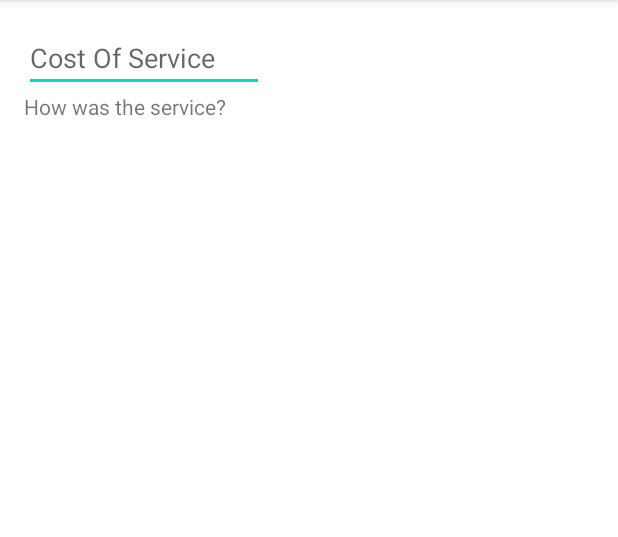
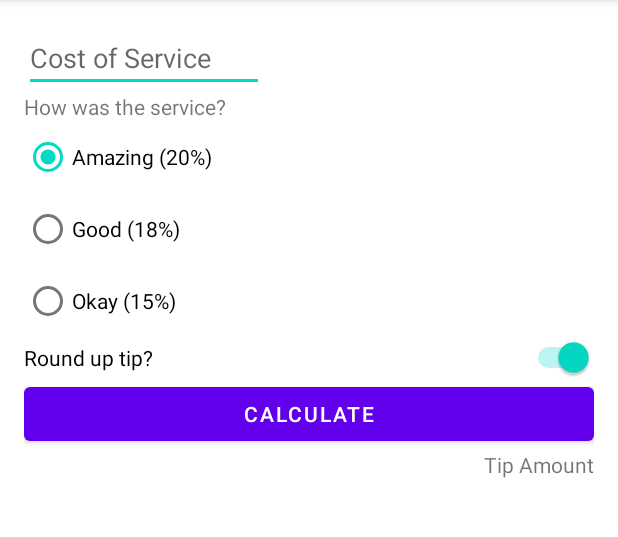
Before and after one commit to pallabez/Kotlin, an Android app: the screen it shows after launch (MainActivity), on a phone screen of 412 x 824 dp, the part 84-621 px from its top. Run offline under Robolectric (Android 15) with nearby library versions, the phone set to English and light mode, and no system bars.

Commit message:
add radio, button & switch

```diff
--- a/TipTime/app/build.gradle
+++ b/TipTime/app/build.gradle
@@ -29,6 +29,9 @@ android {
     kotlinOptions {
         jvmTarget = '1.8'
     }
+    buildFeatures {
+        viewBinding = true
+    }
 }
 
 dependencies {
--- a/TipTime/app/src/main/res/layout/activity_main.xml
+++ b/TipTime/app/src/main/res/layout/activity_main.xml
@@ -11,17 +11,71 @@
         android:id="@+id/cost_of_service"
         android:layout_width="160dp"
         android:layout_height="wrap_content"
-        app:layout_constraintTop_toTopOf="parent"
+        android:hint="@string/cost_of_service"
+        android:inputType="numberDecimal"
         app:layout_constraintStart_toStartOf="parent"
-        android:inputType="numberDecimal"
-        android:hint="Cost Of Service"/>
+        app:layout_constraintTop_toTopOf="parent" />
 
     <TextView
         android:id="@+id/service_question"
         android:layout_width="wrap_content"
         android:layout_height="wrap_content"
-        app:layout_constraintTop_toBottomOf="@+id/cost_of_service"
+        android:text="@string/how_was_the_service"
         app:layout_constraintStart_toStartOf="parent"
-        android:text="How was the service?" />
+        app:layout_constraintTop_toBottomOf="@id/cost_of_service" />
 
+    <RadioGroup
+        android:id="@+id/tip_options"
+        android:layout_width="wrap_content"
+        android:layout_height="wrap_content"
+        android:checkedButton="@id/option_twenty_percent"
+        android:orientation="vertical"
+        app:layout_constraintStart_toStartOf="parent"
+        app:layout_constraintTop_toBottomOf="@id/service_question">
+
+        <RadioButton
+            android:id="@+id/option_twenty_percent"
+            android:layout_width="wrap_content"
+            android:layout_height="wrap_content"
+            android:text="@string/amazing_service" />
+
+        <RadioButton
+            android:id="@+id/option_eighteen_percent"
+            android:layout_width="wrap_content"
+            android:layout_height="wrap_content"
+            android:text="@string/good_service" />
+
+        <RadioButton
+            android:id="@+id/option_fifteen_percent"
+            android:layout_width="wrap_content"
+            android:layout_height="wrap_content"
+            android:text="@string/ok_service" />
+    </RadioGroup>
+
+    <Switch
+        android:id="@+id/round_up_switch"
+        android:layout_width="0dp"
+        android:layout_height="wrap_content"
+        android:checked="true"
+        android:text="@string/round_up_tip"
+        app:layout_constraintEnd_toEndOf="parent"
+        app:layout_constraintStart_toStartOf="@id/tip_options"
+        app:layout_constraintTop_toBottomOf="@id/tip_options" />
+
+    <Button
+        android:id="@+id/calculate_button"
+        android:layout_width="0dp"
+        android:layout_height="wrap_content"
+        android:text="@string/calculate"
+        app:layout_constraintEnd_toEndOf="parent"
+        app:layout_constraintStart_toStartOf="parent"
+        app:layout_constraintTop_toBottomOf="@id/round_up_switch" />
+
+    <TextView
+        android:id="@+id/tip_result"
+        android:layout_width="wrap_content"
+        android:layout_height="wrap_content"
+        android:text="@string/tip_amount"
+        app:layout_constraintEnd_toEndOf="parent"
+        app:layout_constraintTop_toBottomOf="@id/calculate_button" />
 </androidx.constraintlayout.widget.ConstraintLayout>
--- a/TipTime/app/src/main/res/values/strings.xml
+++ b/TipTime/app/src/main/res/values/strings.xml
@@ -1,3 +1,11 @@
 <resources>
     <string name="app_name">Tip Time</string>
+    <string name="cost_of_service">Cost of Service</string>
+    <string name="how_was_the_service">How was the service?</string>
+    <string name="amazing_service">Amazing (20%)</string>
+    <string name="good_service">Good (18%)</string>
+    <string name="ok_service">Okay (15%)</string>
+    <string name="round_up_tip">Round up tip?</string>
+    <string name="calculate">Calculate</string>
+    <string name="tip_amount">Tip Amount</string>
 </resources>
```
